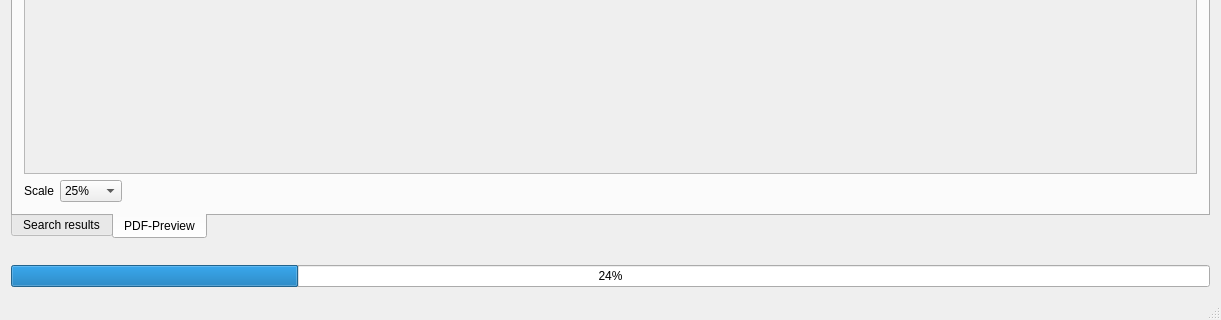
Old version of the form gui/mainwindow.ui in the repository quitesimpleorg/looqs; both pictures show x 0 to 1221 and y 294 to 614 of the 1221 by 614 pixel window.
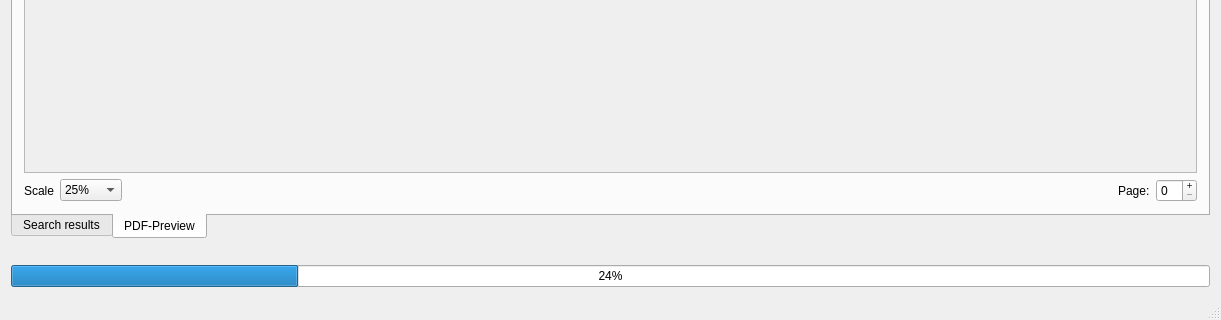
New version of the form.

Commit message: paging for pdfpreviews

Diff of the .ui file:
```diff
--- a/gui/mainwindow.ui
+++ b/gui/mainwindow.ui
@@ -148,6 +148,26 @@
             </property>
            </spacer>
           </item>
+          <item>
+           <widget class="QLabel" name="lblPdfPreviewPage">
+            <property name="text">
+             <string>Page:</string>
+            </property>
+           </widget>
+          </item>
+          <item>
+           <widget class="QSpinBox" name="spinPdfPreviewPage">
+            <property name="buttonSymbols">
+             <enum>QAbstractSpinBox::PlusMinus</enum>
+            </property>
+            <property name="accelerated">
+             <bool>false</bool>
+            </property>
+            <property name="showGroupSeparator" stdset="0">
+             <bool>false</bool>
+            </property>
+           </widget>
+          </item>
          </layout>
         </item>
        </layout>
```
The commit also changes 2 other files.
